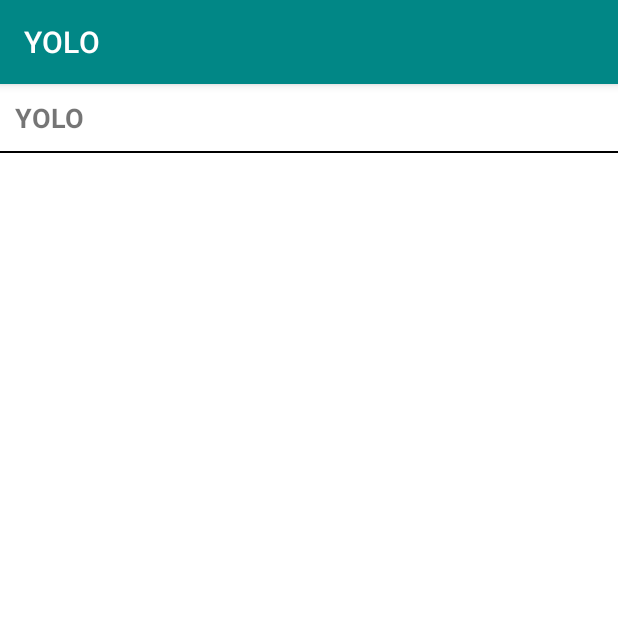
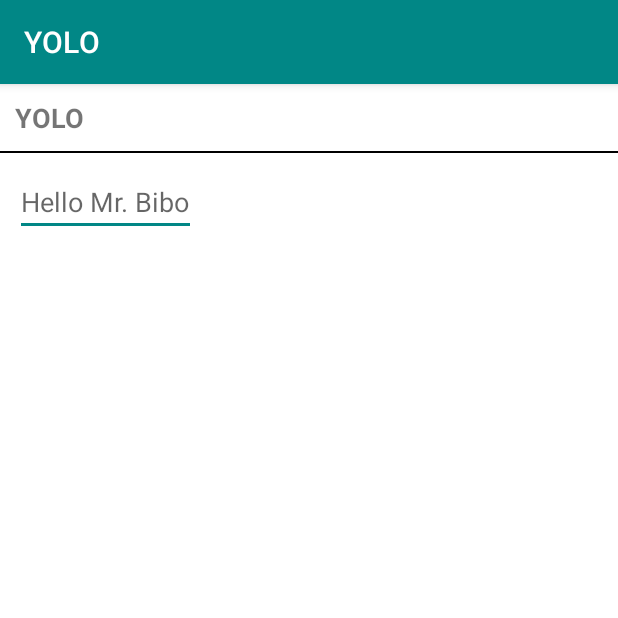
Before and after one commit to k-wjames/YOLO, an Android app: the screen it shows after launch (MainActivity), on a phone screen of 412 x 824 dp, the top half of it. Run offline under Robolectric (Android 15) with nearby library versions, the phone set to English and light mode, and no system bars.

Commit message:
Take One Yolo Test Commit Three

```diff
--- a/app/src/main/res/layout/activity_main.xml
+++ b/app/src/main/res/layout/activity_main.xml
@@ -22,5 +22,12 @@
         android:background="@color/black"/>
 
 
+    <EditText
+        android:layout_width="wrap_content"
+        android:layout_height="wrap_content"
+        android:hint="Hello Mr. Bibo"
+        android:layout_margin="10dp"/>
+
+
 
 </LinearLayout>
```
